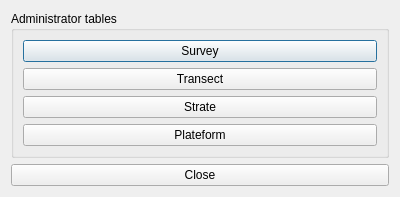
This is src/gui/ui/settings.ui in hytechimaging/sammo-boat as Qt 5 draws it before an edit. The edited form follows.
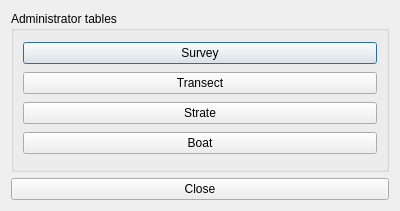
This is the edited form.

Commit message: add boat layer and filter plateform by boat

```diff
--- a/src/gui/ui/settings.ui
+++ b/src/gui/ui/settings.ui
@@ -7,7 +7,7 @@
     <x>0</x>
     <y>0</y>
     <width>400</width>
-    <height>193</height>
+    <height>211</height>
    </rect>
   </property>
   <property name="windowTitle">
@@ -44,7 +44,7 @@
       <item>
        <widget class="QPushButton" name="plateformButton">
         <property name="text">
-         <string>Plateform</string>
+         <string>Boat</string>
         </property>
        </widget>
       </item>
```
Left out of the diff: 2 changed lines with no effect on the pictures. The commit also changes 9 other files.
